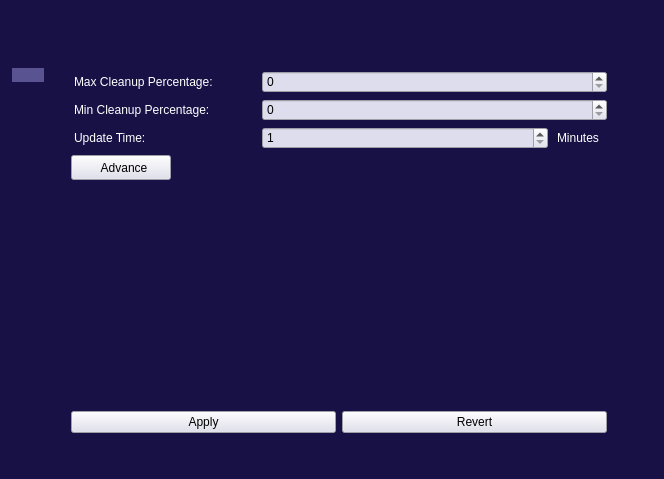
This is storage_UI/storage_main.ui in DORSA-co/oxin_storage_management as Qt 5 draws it before an edit. The edited form follows.
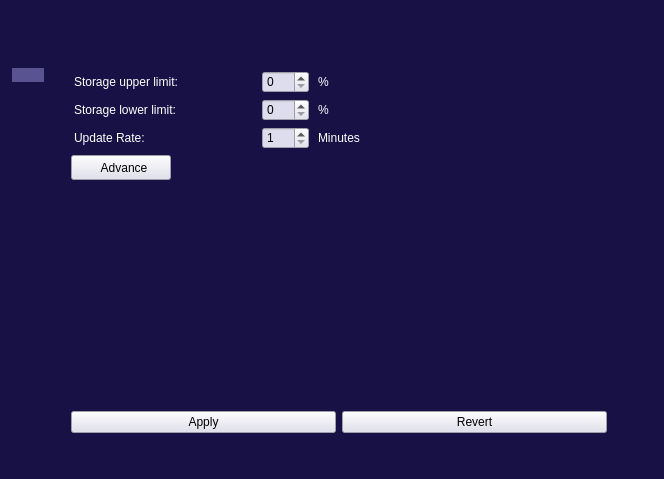
This is the edited form. Icons and pictures are not drawn.

```diff
--- a/storage_UI/storage_main.ui
+++ b/storage_UI/storage_main.ui
@@ -778,12 +778,18 @@
                   <string notr="true"/>
                  </property>
                  <property name="text">
-                  <string>Max Cleanup Percentage:</string>
+                  <string>Storage upper limit:</string>
                  </property>
                 </widget>
                </item>
                <item>
                 <widget class="QSpinBox" name="max_percent_spinBox">
+                 <property name="sizePolicy">
+                  <sizepolicy hsizetype="Fixed" vsizetype="Fixed">
+                   <horstretch>0</horstretch>
+                   <verstretch>0</verstretch>
+                  </sizepolicy>
+                 </property>
                  <property name="styleSheet">
                   <string notr="true"/>
                  </property>
@@ -792,6 +798,13 @@
                  </property>
                 </widget>
                </item>
+               <item>
+                <widget class="QLabel" name="label">
+                 <property name="text">
+                  <string>%</string>
+                 </property>
+                </widget>
+               </item>
               </layout>
              </item>
              <item>
@@ -820,12 +833,18 @@
                   <string notr="true"/>
                  </property>
                  <property name="text">
-                  <string>Min Cleanup Percentage:</string>
+                  <string>Storage lower limit:</string>
                  </property>
                 </widget>
                </item>
                <item>
                 <widget class="QSpinBox" name="min_percent_spinBox">
+                 <property name="sizePolicy">
+                  <sizepolicy hsizetype="Fixed" vsizetype="Fixed">
+                   <horstretch>0</horstretch>
+                   <verstretch>0</verstretch>
+                  </sizepolicy>
+                 </property>
                  <property name="styleSheet">
                   <string notr="true"/>
                  </property>
@@ -834,6 +853,13 @@
                  </property>
                 </widget>
                </item>
+               <item>
+                <widget class="QLabel" name="label_2">
+                 <property name="text">
+                  <string>%</string>
+                 </property>
+                </widget>
+               </item>
               </layout>
              </item>
              <item>
@@ -862,12 +888,18 @@
                   <string notr="true"/>
                  </property>
                  <property name="text">
-                  <string>Update Time:</string>
+                  <string>Update Rate:</string>
                  </property>
                 </widget>
                </item>
                <item>
                 <widget class="QSpinBox" name="update_time_spinBox">
+                 <property name="sizePolicy">
+                  <sizepolicy hsizetype="Fixed" vsizetype="Fixed">
+                   <horstretch>0</horstretch>
+                   <verstretch>0</verstretch>
+                  </sizepolicy>
+                 </property>
                  <property name="styleSheet">
                   <string notr="true"/>
                  </property>
@@ -875,14 +907,14 @@
                   <number>1</number>
                  </property>
                  <property name="maximum">
-                  <number>60</number>
+                  <number>600</number>
                  </property>
                 </widget>
                </item>
                <item>
                 <widget class="QLabel" name="minutes_label">
                  <property name="sizePolicy">
-                  <sizepolicy hsizetype="Fixed" vsizetype="Preferred">
+                  <sizepolicy hsizetype="Preferred" vsizetype="Preferred">
                    <horstretch>0</horstretch>
                    <verstretch>0</verstretch>
                   </sizepolicy>
```
Left out of the diff: 6 changed lines with no effect on the pictures.
